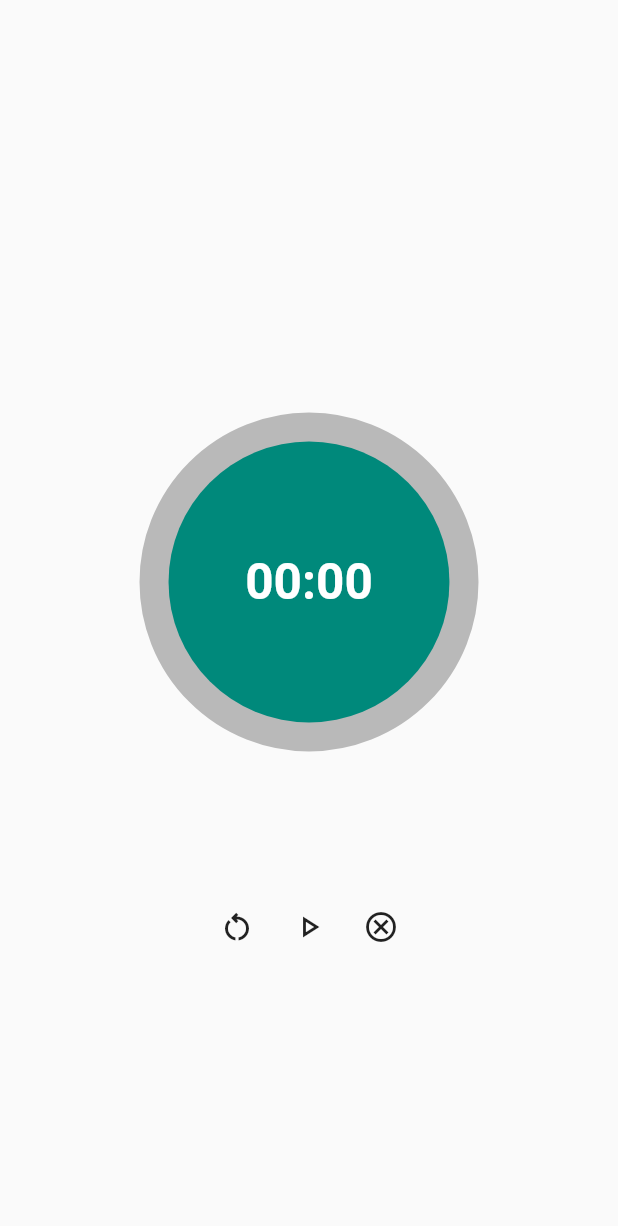
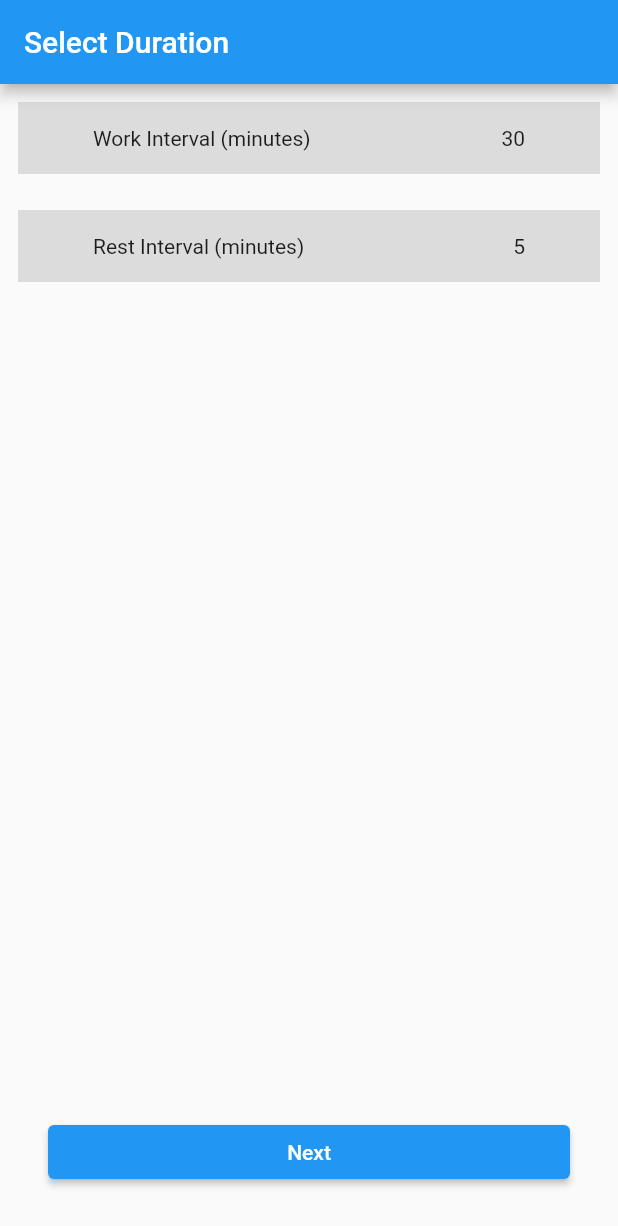
Before and after one commit to pratikgtam/productivity_app, a Flutter app: the screen it shows after launch, on a phone screen of 412 x 824 dp. Shown: the top 1226 px of the screen. Run offline on Flutter 3.47's test engine with Material 2 defaults, Android fonts, the phone set to English and light mode, and no system bars; drawn by our look-alikes of circular_countdown_timer; missing offline and left inert: duration_picker.

Commit message:
added duration to select

```diff
--- a/lib/main.dart
+++ b/lib/main.dart
@@ -15,6 +15,6 @@ class MyApp extends StatelessWidget {
         theme: ThemeData(
           primarySwatch: Colors.blue,
         ),
-        home: const HomePage());
+        home: const MyHomePage());
   }
 }
--- /dev/null
+++ b/lib/model/interval_model.dart
@@ -0,0 +1,8 @@
+class IntervalModel {
+  String intervalType;
+  int durationInMinutes;
+  IntervalModel({
+    required this.intervalType,
+    required this.durationInMinutes,
+  });
+}
--- a/lib/screens/home_page.dart
+++ b/lib/screens/home_page.dart
@@ -1,57 +1,65 @@
-// ignore_for_file: avoid_print
+import 'package:duration_picker/duration_picker.dart';
+import 'package:flutter/material.dart';
+import 'package:productivity_app/model/interval_model.dart';
+import 'package:productivity_app/screens/timer_page.dart';
 
-import 'package:circular_countdown_timer/circular_countdown_timer.dart';
-import 'package:flutter/material.dart';
-
-class HomePage extends StatefulWidget {
-  const HomePage({Key? key}) : super(key: key);
+class MyHomePage extends StatefulWidget {
+  const MyHomePage({Key? key}) : super(key: key);
 
   @override
-  _HomePageState createState() => _HomePageState();
+  _MyHomePageState createState() => _MyHomePageState();
 }
 
-class _HomePageState extends State<HomePage> {
+class _MyHomePageState extends State<MyHomePage> {
+  List<IntervalModel> intervals = [
+    IntervalModel(intervalType: 'Work', durationInMinutes: 30),
+    IntervalModel(intervalType: 'Rest', durationInMinutes: 5)
+  ];
   @override
   Widget build(BuildContext context) {
     return Scaffold(
-      body: Center(
-        child: SingleChildScrollView(
-          child: Column(
+      appBar: AppBar(
+        title: const Text('Select Duration'),
+      ),
+      body: Column(
+          children: List.generate(intervals.length,
+              (index) => _buildIntervalText(interval: intervals[index]))),
+      bottomNavigationBar: Padding(
+        padding: const EdgeInsets.symmetric(horizontal: 32, vertical: 32),
+        child: ElevatedButton(
+          onPressed: _handlePress,
+          child: const Text('Next'),
+        ),
+      ),
+    );
+  }
+
+  Widget _buildIntervalText({required IntervalModel interval}) {
+    return Builder(
+      builder: (context) => InkWell(
+        onTap: () async {
+          var resultingDuration = await showDurationPicker(
+            context: context,
+            initialTime: Duration(minutes: interval.durationInMinutes),
+          );
+          setState(() {
+            interval.durationInMinutes = resultingDuration!.inMinutes;
+          });
+          ScaffoldMessenger.of(context).showSnackBar(SnackBar(
+              content: Text(
+                  'Selected ${interval.intervalType} duration: ${interval.durationInMinutes} minutes')));
+        },
+        child: Container(
+          margin: const EdgeInsets.all(12),
+          color: Colors.black12,
+          padding: const EdgeInsets.symmetric(horizontal: 50, vertical: 16),
+          child: Row(
+            mainAxisAlignment: MainAxisAlignment.spaceBetween,
             children: [
-              CircularCountDownTimer(
-                duration: 3600,
-                initialDuration: 0,
-                controller: CountDownController(),
-                width: MediaQuery.of(context).size.width / 2,
-                height: MediaQuery.of(context).size.height / 2,
-                ringColor: Colors.black26,
-                ringGradient: null,
-                fillColor: Colors.deepOrangeAccent,
-                fillGradient: null,
-                backgroundColor: Colors.teal[600],
-                backgroundGradient: null,
-                strokeWidth: 20.0,
-                strokeCap: StrokeCap.round,
-                textStyle: const TextStyle(
-                    fontSize: 33.0,
-                    color: Colors.white,
-                    fontWeight: FontWeight.bold),
-                textFormat: CountdownTextFormat.MM_SS,
-                isReverse: true,
-                isReverseAnimation: false,
-                isTimerTextShown: true,
-                autoStart: true,
-                onStart: () {},
-                onComplete: () {},
+              Text(
+                '${interval.intervalType} Interval (minutes)',
               ),
-              Row(
-                mainAxisAlignment: MainAxisAlignment.center,
-                children: [
-                  _buildButton(icon: Icons.restart_alt_outlined),
-                  _buildButton(icon: Icons.play_arrow_outlined),
-                  _buildButton(icon: Icons.cancel_outlined),
-                ],
-              )
+              Text(interval.durationInMinutes.toString())
             ],
           ),
         ),
@@ -59,7 +67,11 @@ class _HomePageState extends State<HomePage> {
     );
   }
 
-  IconButton _buildButton({required IconData icon}) {
-    return IconButton(onPressed: () => print('pressed'), icon: Icon(icon));
+  void _handlePress() {
+    Navigator.push(
+        context,
+        MaterialPageRoute(
+          builder: (context) => TimerPage(intervals: intervals),
+        ));
   }
 }
```
Also changed, not shown: lib/screens/timer_page.dart (added, +72 -0 lines), pubspec.yaml (+1 -6 lines), pubspec.lock.
